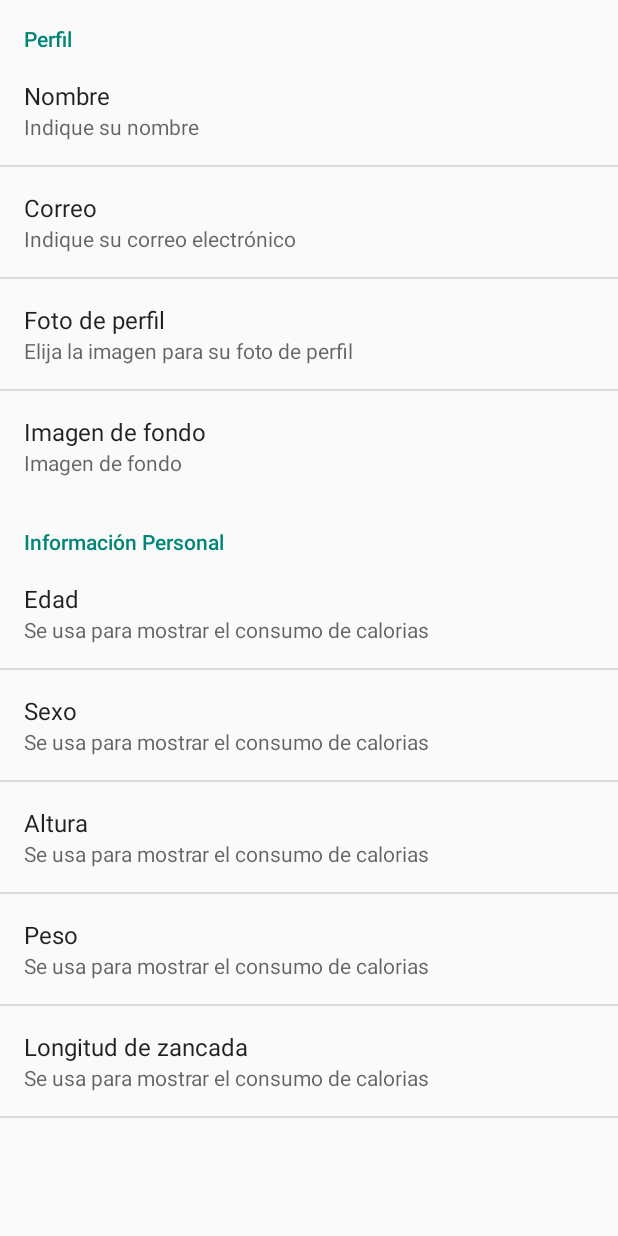
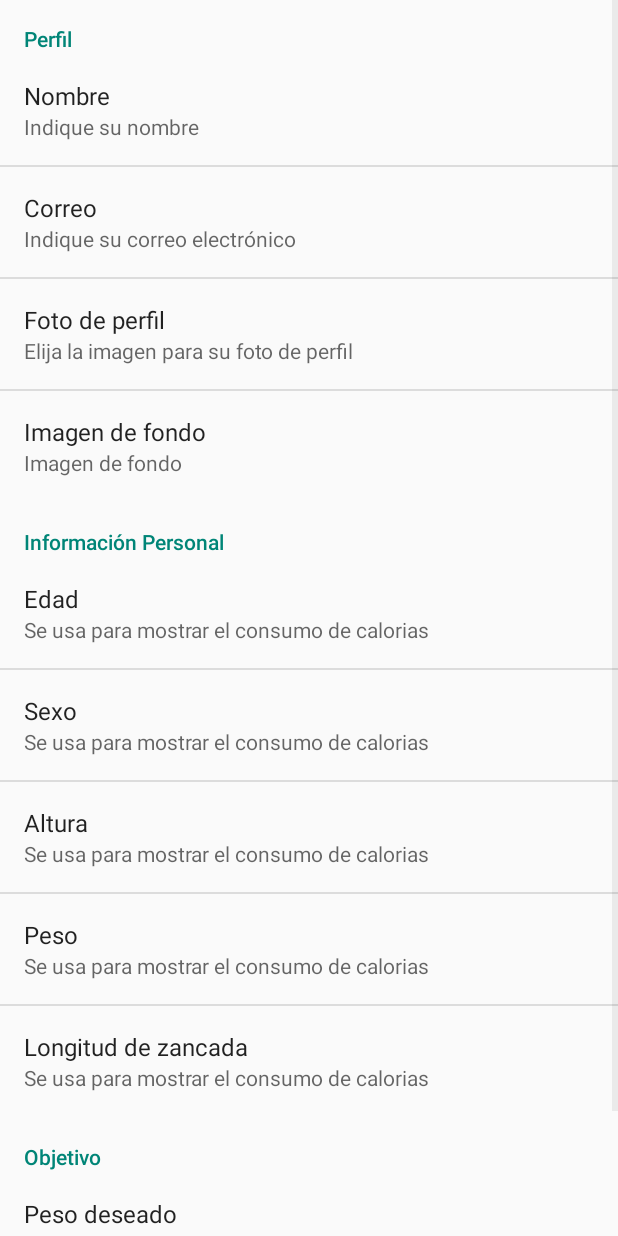
Before and after one commit to ipakto/MediaHora, an Android app: the Opciones screen opened directly, with no data from a screen before it, on a phone screen of 412 x 824 dp. Run offline under Robolectric (Android 15) with nearby library versions, the phone set to English and light mode, and no system bars; our stand-ins replace ButterKnife.

Commit message:
Añadido preferencias de objetivo

```diff
--- a/app/src/main/res/values/strings.xml
+++ b/app/src/main/res/values/strings.xml
@@ -51,12 +51,15 @@
     <string name="pref_categ_pers">Información Personal</string>
     <string name="pref_categ_diseño">Diseño</string>
     <string name="pref_categ_perfil">Perfil</string>
+    <string name="pref_categ_obj">Objetivo</string>
     <string name="desc_calorias">Se usa para mostrar el consumo de calorias</string>
     <string name="desc_nombre">Indique su nombre</string>
     <string name="desc_correo">Indique su correo electrónico</string>
     <string name="pref_dist_desc">Se usa para mostrar la distancia, la velocidad y el consumo de calorias</string>
     <string name="fotoPerfil">Foto de perfil</string>
     <string name="desc_foto">Elija la imagen para su foto de perfil</string>
+    <string name="pref_obj_peso">Peso deseado</string>
+    <string name="pref_obj_tiempo">Tiempo para conseguirlo</string>
 
     <string name="sel_edad">Seleccione su edad</string>
     <string name="sel_peso">Seleccione su peso (kg)</string>
@@ -64,6 +67,8 @@
     <string name="sel_foto">Elija una opción</string>
     <string name="sel_imag">Seleccione app de imagen</string>
     <string name="sel_dist">Seleccione su longitud de zancada (cm)</string>
+    <string name="sel_obj_peso">Seleccione su peso deseado</string>
+    <string name="sel_obj_tiempo">Seleccione el tiempo para conseguirlo</string>
     <string name="tomarFoto">Tomar una foto</string>
     <string name="elegirGaleria">Elegir de galería</string>
     <string name="cancelar">Cancelar</string>
--- a/app/src/main/res/xml/opciones.xml
+++ b/app/src/main/res/xml/opciones.xml
@@ -50,4 +50,15 @@
     </PreferenceCategory>
 
 
+    <PreferenceCategory
+        android:key="pref_gen"
+        android:title="@string/pref_categ_obj">
+        <Preference
+            android:key="pObjetivoPeso"
+            android:title="@string/pref_obj_peso"/>
+        <Preference
+            android:key="pObjetivoTiempo"
+            android:title="@string/pref_obj_tiempo"/>
+        </PreferenceCategory>
+
 </PreferenceScreen>
```
Also changed, not shown: app/src/main/java/fyr/uclm/esi/mediahora/Opciones.java (+54 -0 lines).
